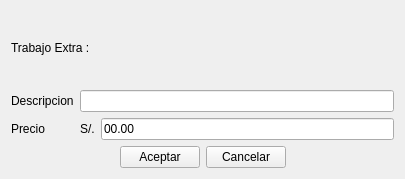
Old version of the form extras/ui_trabajosextras.ui in the repository rodety/manager.
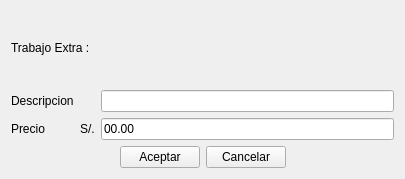
New version of the form.

```diff
--- a/extras/ui_trabajosextras.ui
+++ b/extras/ui_trabajosextras.ui
@@ -36,9 +36,6 @@
        </property>
       </widget>
      </item>
-     <item row="0" column="1" colspan="2">
-      <widget class="QLineEdit" name="lineEdit_descripcion"/>
-     </item>
      <item row="0" column="0">
       <widget class="QLabel" name="label_14">
        <property name="text">
@@ -60,6 +57,9 @@
        </property>
       </widget>
      </item>
+     <item row="0" column="2">
+      <widget class="QLineEdit" name="lineEdit_descripcion"/>
+     </item>
     </layout>
    </item>
    <item row="2" column="0">
```
Left out of the diff: 5 changed lines with no effect on the pictures.
